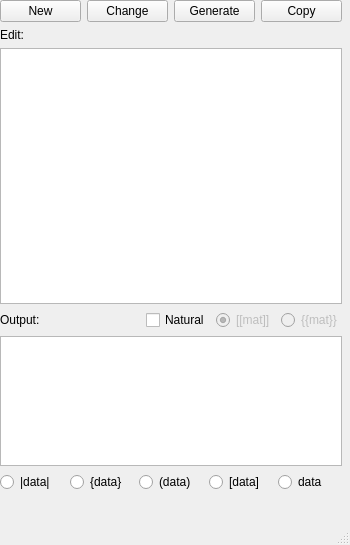
Qt form mainwindow.ui (MizurenNanako/quickmartice) before a commit.
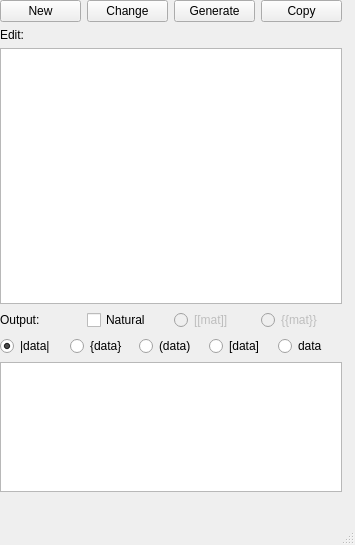
The same form after that commit. Custom widgets are drawn as their Qt base class.

```diff
--- a/mainwindow.ui
+++ b/mainwindow.ui
@@ -6,7 +6,7 @@
    <rect>
     <x>0</x>
     <y>0</y>
-    <width>350</width>
+    <width>355</width>
     <height>545</height>
    </rect>
   </property>
@@ -42,48 +42,6 @@
      </rect>
     </property>
     <layout class="QGridLayout" name="gridLayout">
-     <item row="4" column="0">
-      <layout class="QHBoxLayout" name="horizontalLayout_4">
-       <item>
-        <widget class="QRadioButton" name="radioButton_lines">
-         <property name="text">
-          <string>|data|</string>
-         </property>
-         <property name="checked">
-          <bool>true</bool>
-         </property>
-        </widget>
-       </item>
-       <item>
-        <widget class="QRadioButton" name="radioButton_flower">
-         <property name="text">
-          <string>{data}</string>
-         </property>
-        </widget>
-       </item>
-       <item>
-        <widget class="QRadioButton" name="radioButton_b1">
-         <property name="text">
-          <string>(data)</string>
-         </property>
-        </widget>
-       </item>
-       <item>
-        <widget class="QRadioButton" name="radioButton_b2">
-         <property name="text">
-          <string>[data]</string>
-         </property>
-        </widget>
-       </item>
-       <item>
-        <widget class="QRadioButton" name="radioButton_none">
-         <property name="text">
-          <string>data</string>
-         </property>
-        </widget>
-       </item>
-      </layout>
-     </item>
      <item row="0" column="0">
       <layout class="QHBoxLayout" name="horizontalLayout">
        <item>
@@ -117,7 +75,7 @@
       </layout>
      </item>
      <item row="3" column="0">
-      <layout class="QVBoxLayout" name="verticalLayout" stretch="0,10,0,0">
+      <layout class="QVBoxLayout" name="verticalLayout" stretch="0,10,0,0,0">
        <property name="sizeConstraint">
         <enum>QLayout::SetFixedSize</enum>
        </property>
@@ -132,7 +90,7 @@
         <widget class="matTableView" name="tableView_edit"/>
        </item>
        <item>
-        <layout class="QHBoxLayout" name="horizontalLayout_3" stretch="1,0,0,0">
+        <layout class="QHBoxLayout" name="horizontalLayout_3" stretch="1,1,1,1">
          <item>
           <widget class="QLabel" name="label_matout">
            <property name="text">
@@ -172,6 +130,48 @@
          </item>
         </layout>
        </item>
+       <item>
+        <layout class="QHBoxLayout" name="horizontalLayout_4">
+         <item>
+          <widget class="QRadioButton" name="radioButton_lines">
+           <property name="text">
+            <string>|data|</string>
+           </property>
+           <property name="checked">
+            <bool>true</bool>
+           </property>
+          </widget>
+         </item>
+         <item>
+          <widget class="QRadioButton" name="radioButton_flower">
+           <property name="text">
+            <string>{data}</string>
+           </property>
+          </widget>
+         </item>
+         <item>
+          <widget class="QRadioButton" name="radioButton_b1">
+           <property name="text">
+            <string>(data)</string>
+           </property>
+          </widget>
+         </item>
+         <item>
+          <widget class="QRadioButton" name="radioButton_b2">
+           <property name="text">
+            <string>[data]</string>
+           </property>
+          </widget>
+         </item>
+         <item>
+          <widget class="QRadioButton" name="radioButton_none">
+           <property name="text">
+            <string>data</string>
+           </property>
+          </widget>
+         </item>
+        </layout>
+       </item>
        <item>
         <widget class="QTextBrowser" name="textBrowser_output">
          <property name="maximumSize">
```
Left out of the diff: 2 changed lines with no effect on the pictures.
